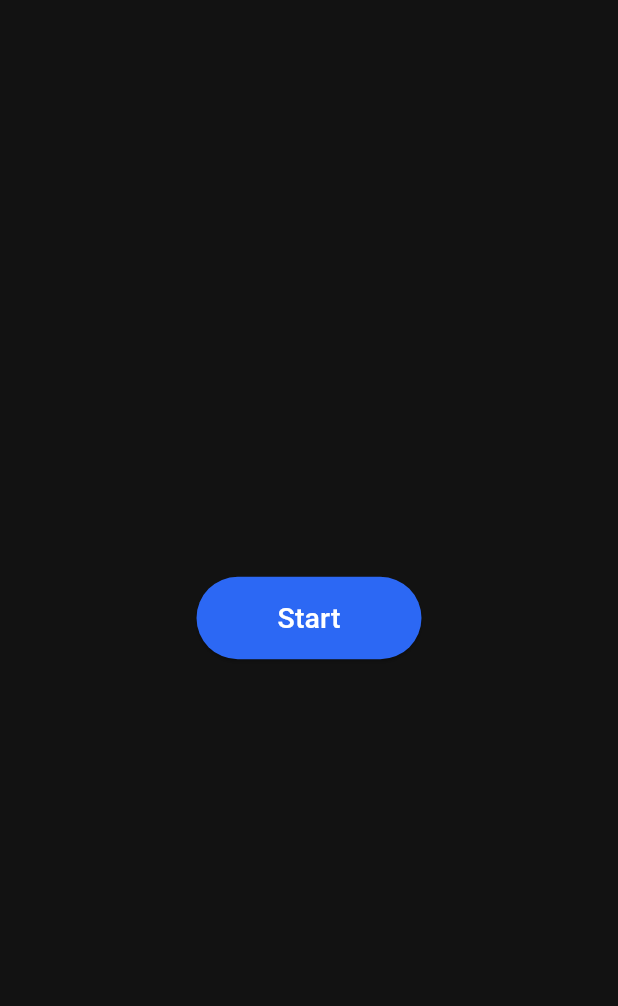
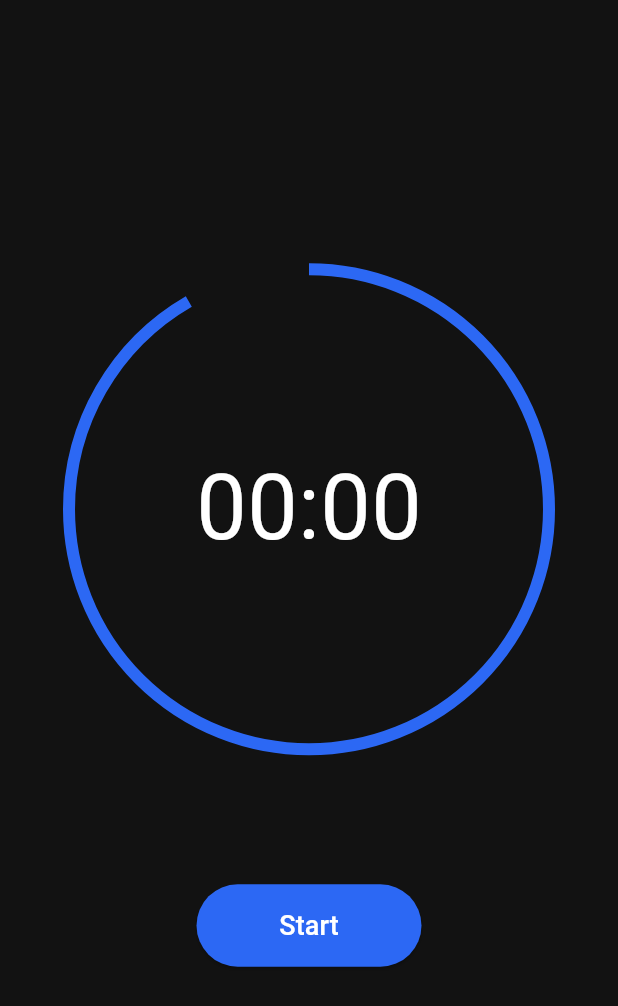
Before and after one commit to Hoonism/SimplyToDo, a Flutter app: the FocusPage screen opened directly, on a phone screen of 412 x 824 dp. Shown: the top 1006 px of the screen. Run offline on Flutter 3.47's test engine with Material 3 defaults, Android fonts, the phone set to English and light mode, and no system bars.

```diff
--- a/lib/main.dart
+++ b/lib/main.dart
@@ -19,6 +19,11 @@ class MyApp extends StatelessWidget {
           primary: Color.fromARGB(255, 44, 104, 244), // 주요 색상
           secondary: Color.fromARGB(255, 44, 104, 244), // 보조 색상
         ),
+        textTheme: TextTheme(
+          bodyLarge: TextStyle(fontSize: 20.0),
+          bodyMedium: TextStyle(fontSize: 18.0),
+          bodySmall: TextStyle(fontSize: 16.0),
+        ),
       ),
     );
   }
--- a/lib/pages/focus_page.dart
+++ b/lib/pages/focus_page.dart
@@ -1,3 +1,5 @@
+import 'dart:async';
+
 import 'package:flutter/material.dart';
 
 class FocusPage extends StatefulWidget {
@@ -8,24 +10,144 @@ class FocusPage extends StatefulWidget {
 }
 
 class _FocusPageState extends State<FocusPage> {
+  int seconds = 55;
+  int minutes = 0;
+  bool started = false;
+  String padSec = "00";
+  String padMin = "00";
+  Timer? timer;
+
+  void startTimer() {
+    timer = Timer.periodic(Duration(seconds: 1), (_) {
+      setState(() => seconds++);
+      setState(() => padSec = seconds.toString().padLeft(2, '0'));
+      setState(() => padMin = minutes.toString().padLeft(2, '0'));
+      if (seconds == 59) {
+        setState(() => seconds = -1);
+        setState(() => minutes++);
+      }
+    });
+  }
+
+  void pauseTimer() {
+    timer?.cancel();
+    setState(() => started = true);
+  }
+
+  void stopTimer() {
+    timer?.cancel();
+    setState(() => seconds = 0);
+    setState(() => minutes = 0);
+    setState(() => padSec = seconds.toString().padLeft(2, '0'));
+    setState(() => padMin = minutes.toString().padLeft(2, '0'));
+    setState(() => started = false);
+  }
+
   @override
   Widget build(BuildContext context) {
     return Scaffold(
       body: Center(
-        child: Builder(builder: (context) {
-          return SizedBox(
+        child: Column(
+          mainAxisAlignment: MainAxisAlignment.center,
+          children: [
+            SizedBox(
+              width: 320,
+              height: 320,
+              child: Stack(
+                fit: StackFit.expand,
+                children: [
+                  CircularProgressIndicator(
+                      strokeWidth: 8, value: seconds / 60),
+                  Center(
+                    child: Text(
+                      '$padMin:$padSec',
+                      style: TextStyle(fontSize: 60),
+                    ),
+                  ),
+                ],
+              ),
+            ),
+            SizedBox(height: 90),
+            buildButton()
+          ],
+        ),
+      ),
+    );
+  }
+
+  Widget buildButton() {
+    final isRunning = timer == null ? false : timer!.isActive;
+    if (isRunning) {
+      return Row(
+        mainAxisAlignment: MainAxisAlignment.center,
+        children: [
+          SizedBox(
             width: 150,
             height: 55,
             child: ElevatedButton(
-              onPressed: () {},
-              child: Text("Start", style: TextStyle(fontSize: 19)),
+              onPressed: pauseTimer,
+              child: Text("Pause", style: TextStyle(fontSize: 18)),
               style: ElevatedButton.styleFrom(
                   backgroundColor: Color.fromARGB(255, 44, 104, 244),
                   foregroundColor: Colors.white),
             ),
-          );
-        }),
-      ),
-    );
+          ),
+          SizedBox(width: 20),
+          SizedBox(
+            width: 150,
+            height: 55,
+            child: ElevatedButton(
+              onPressed: stopTimer,
+              child: Text("Stop", style: TextStyle(fontSize: 18)),
+              style: ElevatedButton.styleFrom(
+                  backgroundColor: Colors.grey, foregroundColor: Colors.white),
+            ),
+          ),
+        ],
+      );
+    } else {
+      if (started) {
+        return Row(
+          mainAxisAlignment: MainAxisAlignment.center,
+          children: [
+            SizedBox(
+              width: 150,
+              height: 55,
+              child: ElevatedButton(
+                onPressed: startTimer,
+                child: Text("Resume", style: TextStyle(fontSize: 18)),
+                style: ElevatedButton.styleFrom(
+                    backgroundColor: Color.fromARGB(255, 44, 104, 244),
+                    foregroundColor: Colors.white),
+              ),
+            ),
+            SizedBox(width: 20),
+            SizedBox(
+              width: 150,
+              height: 55,
+              child: ElevatedButton(
+                onPressed: stopTimer,
+                child: Text("Stop", style: TextStyle(fontSize: 18)),
+                style: ElevatedButton.styleFrom(
+                    backgroundColor: Colors.grey[500],
+                    foregroundColor: Colors.white),
+              ),
+            ),
+          ],
+        );
+      } else {
+        return SizedBox(
+          width: 150,
+          height: 55,
+          child: ElevatedButton(
+            onPressed: startTimer,
+            child: Text("Start", style: TextStyle(fontSize: 18)),
+            style: ElevatedButton.styleFrom(
+                backgroundColor: Color.fromARGB(255, 44, 104, 244),
+                foregroundColor: Colors.white),
+          ),
+        );
+      }
+    }
   }
 }
```
Also changed, not shown: lib/pages/display_option_page.dart (+4 -8 lines), lib/pages/inbox_page.dart (+30 -0 lines), lib/pages/intro_page.dart (+4 -33 lines).
